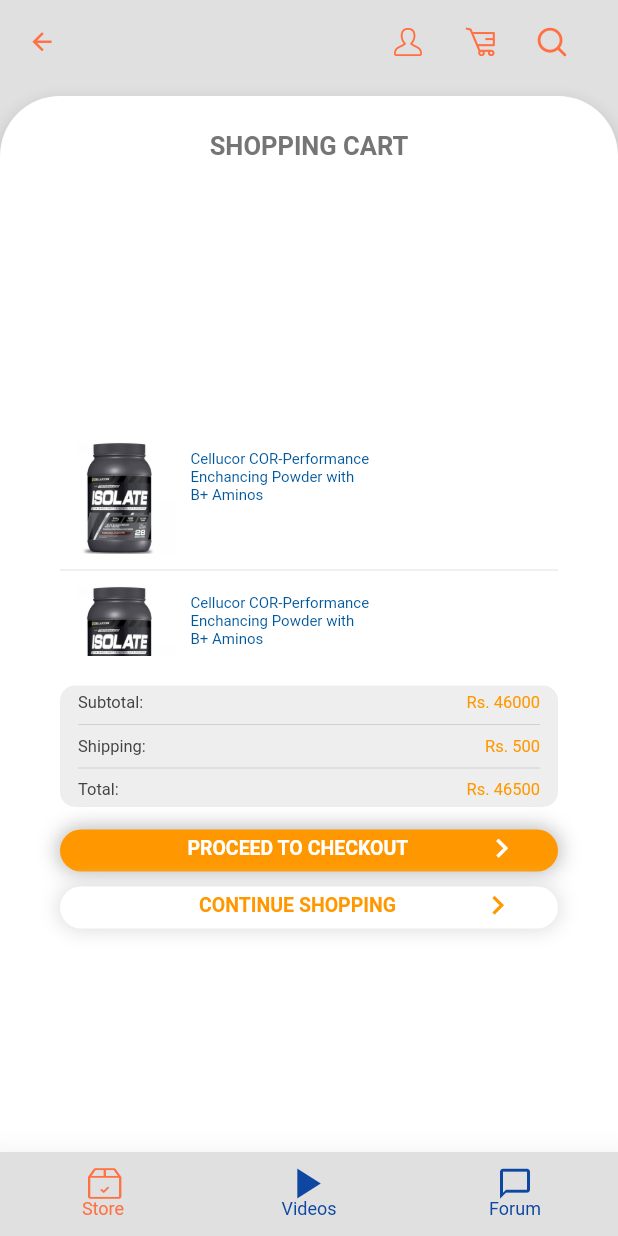
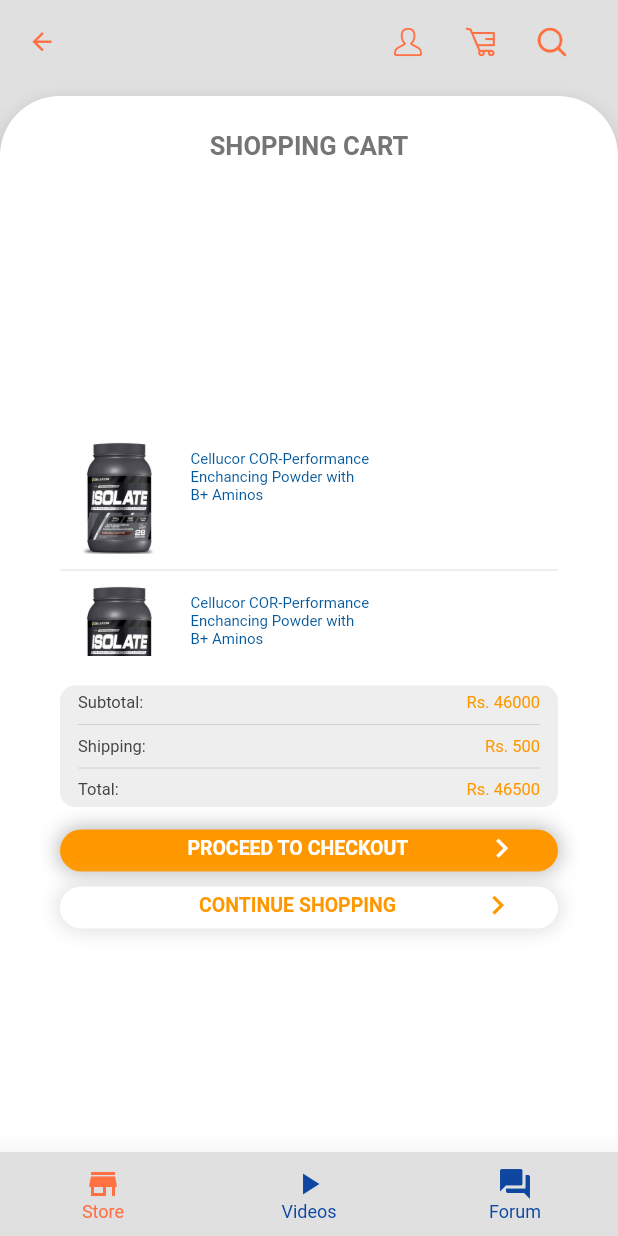
Before and after one commit to SaniahM/Swole-Spartan, a Flutter app: the CartPage screen opened by its route, on a phone screen of 412 x 824 dp. Run offline on Flutter 3.47's test engine with Material 2 defaults, Android fonts, the phone set to English and light mode, and no system bars; our stand-ins replace carousel_slider, cloud_firestore, firebase_auth, youtube_player_flutter; accounts and stored records are empty; network calls fail; Roboto replaces fonts that are missing (NeusaNextStf-CompactRegular.otf).

Commit message:
Changed footnavbar icons

```diff
--- a/lib/footnavbar.dart
+++ b/lib/footnavbar.dart
@@ -15,19 +15,19 @@
         items:
         [
         BottomNavigationBarItem( //Store
-          icon: Icon(SpartanIcons.store),
+          icon: Icon(Icons.store,size:24),
           title: Text('Store', style: TextStyle(fontWeight: FontWeight.w500),textAlign: TextAlign.center,)
 
           ),
 
         BottomNavigationBarItem( //Video Section
-          icon: Icon(SpartanIcons.vSection),
+          icon: Icon(Icons.play_arrow, size: 24),
           title: Text('Videos', style: TextStyle(fontWeight: FontWeight.w500),textAlign: TextAlign.center,)
 
           ),
 
         BottomNavigationBarItem( //Discussion Forum
-          icon: Icon(SpartanIcons.dForum),
+          icon: Icon(Icons.forum, size: 24),
           title: Text('Forum', style: TextStyle(fontWeight: FontWeight.w500),textAlign: TextAlign.center,)
 
         )
```
